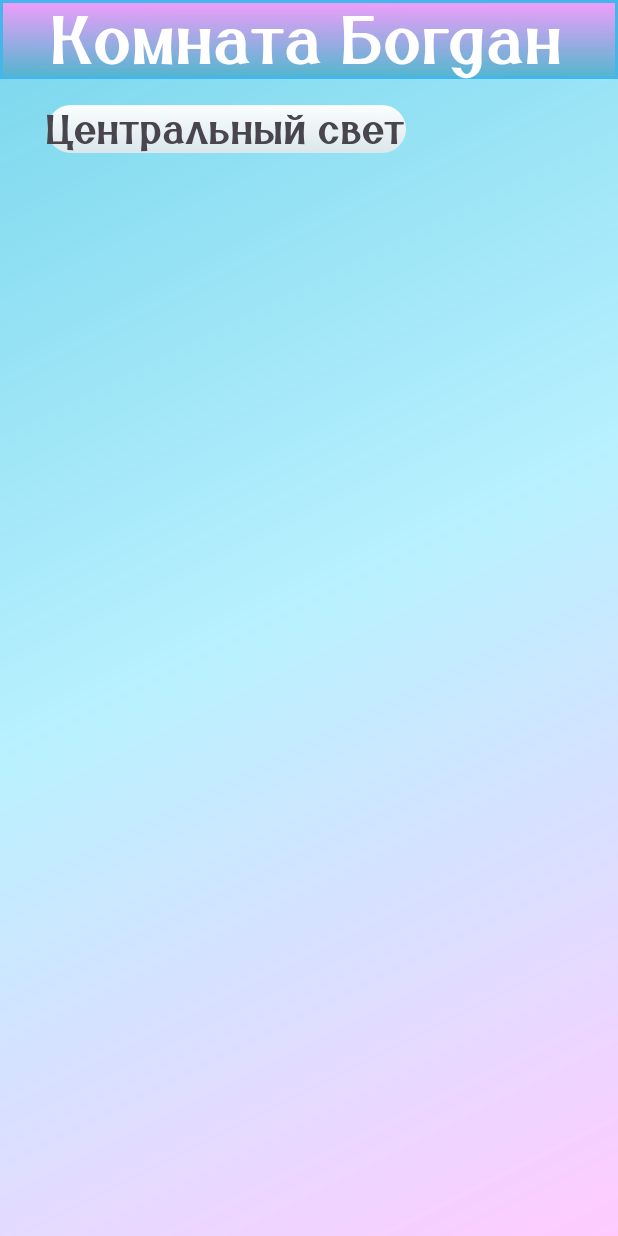
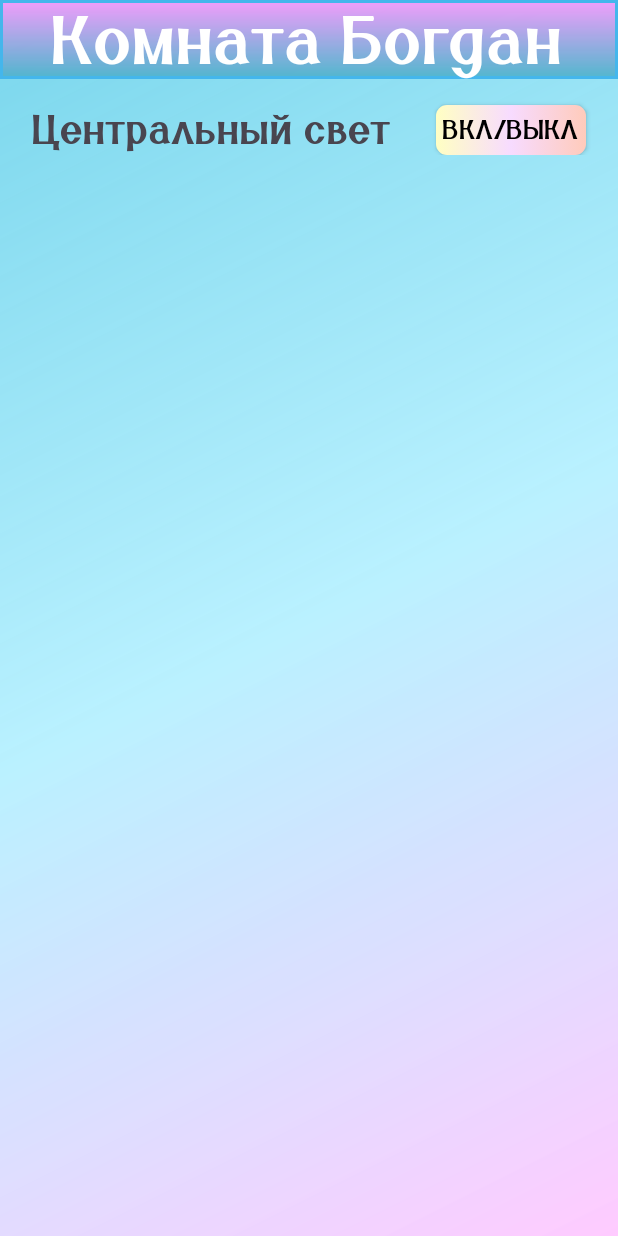
Before and after one commit to Bogdan-Taran/MyApp, an Android app: the ActivityMyRoomBogdan screen opened directly, with no data from a screen before it, on a phone screen of 412 x 824 dp. Run offline under Robolectric (Android 15) with nearby library versions, the phone set to English and light mode, and no system bars.

Commit message:
One Button - room bogdan

```diff
--- /dev/null
+++ b/app/src/main/res/drawable/button_change_color_on_off.xml
@@ -0,0 +1,5 @@
+<?xml version="1.0" encoding="utf-8"?>
+<selector xmlns:android="http://schemas.android.com/apk/res/android">
+        <item android:drawable="@drawable/button_change_color_on_off_normal" android:state_pressed="false"/>
+        <item android:drawable="@drawable/button_change_color_on_off_pressed" android:state_pressed="true"/>
+</selector>
--- /dev/null
+++ b/app/src/main/res/drawable/button_change_color_on_off_normal.xml
@@ -0,0 +1,17 @@
+<?xml version="1.0" encoding="utf-8"?>
+<shape
+    xmlns:android="http://schemas.android.com/apk/res/android"
+    android:shape="rectangle">
+
+    <gradient
+        android:type="linear"
+        android:startColor="#FFFFC3"
+        android:centerColor="#F7DBFF"
+        android:endColor="#FFCBBB"
+        android:angle="0"
+        />
+    <corners
+        android:radius="7sp">
+    </corners>
+
+</shape>
--- /dev/null
+++ b/app/src/main/res/drawable/button_change_color_on_off_pressed.xml
@@ -0,0 +1,16 @@
+<?xml version="1.0" encoding="utf-8"?>
+<shape
+    xmlns:android="http://schemas.android.com/apk/res/android"
+    android:shape="rectangle">
+
+    <gradient
+        android:type="linear"
+        android:startColor="#FFA2FF"
+        android:endColor="#9898FF"
+        android:angle="0"
+        />
+    <corners
+        android:radius="7sp">
+    </corners>
+
+</shape>
--- a/app/src/main/res/drawable/textview_change_pressed.xml
+++ b/app/src/main/res/drawable/textview_change_pressed.xml
@@ -1,4 +1,17 @@
 <?xml version="1.0" encoding="utf-8"?>
-<selector xmlns:android="http://schemas.android.com/apk/res/android">
+<shape
+    xmlns:android="http://schemas.android.com/apk/res/android"
+    android:shape="rectangle">
 
-</selector>
+    <gradient
+        android:type="linear"
+        android:startColor="#FFF1BB"
+        android:endColor="#F8D2F8"
+        android:angle="135"/>
+
+
+    <corners
+        android:radius="7sp"   >
+    </corners>
+
+</shape>
--- a/app/src/main/res/drawable/textview_on_click_change_color.xml
+++ b/app/src/main/res/drawable/textview_on_click_change_color.xml
@@ -1,4 +1,5 @@
 <?xml version="1.0" encoding="utf-8"?>
 <selector xmlns:android="http://schemas.android.com/apk/res/android">
-    <item
+    <item android:drawable="@drawable/textview_change_normal" android:state_pressed="false"/>
+    <item android:drawable="@drawable/textview_change_pressed" android:state_pressed="true"/>
 </selector>
--- a/app/src/main/res/layout/activity_my_room_bogdan.xml
+++ b/app/src/main/res/layout/activity_my_room_bogdan.xml
@@ -38,18 +38,30 @@
             android:layout_height="wrap_content">
 
             <TextView
-                android:layout_width="wrap_content"
+                android:layout_width="250sp"
+                android:gravity="center"
                 android:layout_height="wrap_content"
                 android:text="Центральный свет"
                 android:textSize="@dimen/text_size_names_of_rooms"
                 android:fontFamily="@font/beauty_font_rus"
-                android:layout_marginStart="@dimen/activity_horizontal_margin"
+                android:layout_marginStart="@dimen/margin_for_textview_in_layouts"
                 android:layout_marginTop="@dimen/activity_vertical_margin"
-                android:background="@drawable/button_on_click_change_color"
+                android:background="@drawable/textview_on_click_change_color"
+                />
 
-
-
-                />
+            <androidx.appcompat.widget.AppCompatButton
+                android:id="@+id/room_bogdan"
+                android:layout_width="100sp"
+                android:gravity="center"
+                android:layout_height="33dp"
+                android:layout_marginEnd="20sp"
+                android:layout_gravity="end"
+                android:layout_marginTop="@dimen/activity_vertical_margin"
+                android:background="@drawable/button_change_color_on_off"
+                android:fontFamily="@font/beauty_font_rus"
+                android:text="Вкл/выкл"
+                android:textColor="@color/black"
+                android:textSize="@dimen/text_size_of_number_gadgets" />
 
 
 
--- a/app/src/main/res/values/dimens.xml
+++ b/app/src/main/res/values/dimens.xml
@@ -4,5 +4,6 @@
     <dimen name="activity_vertical_margin">16sp</dimen>
     <dimen name="text_size_names_of_activities_inTop">45sp</dimen>  //размер шрифта для верхней надписи на страницах
     <dimen name="text_size_names_of_rooms">27sp</dimen>
-    <dimen name="text_size_of_number_gadgets">15sp</dimen>
+    <dimen name="text_size_of_number_gadgets">17sp</dimen>
+    <dimen name="margin_for_textview_in_layouts">15sp</dimen>
 </resources>
```
